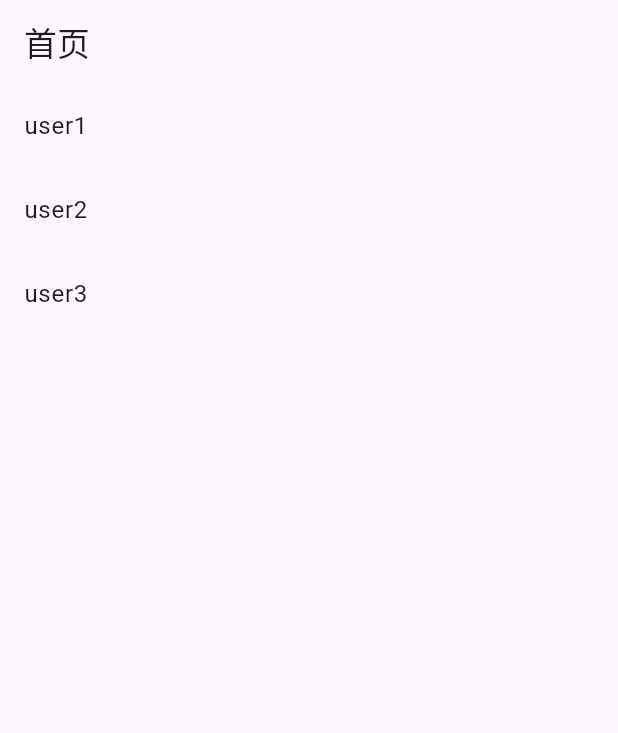
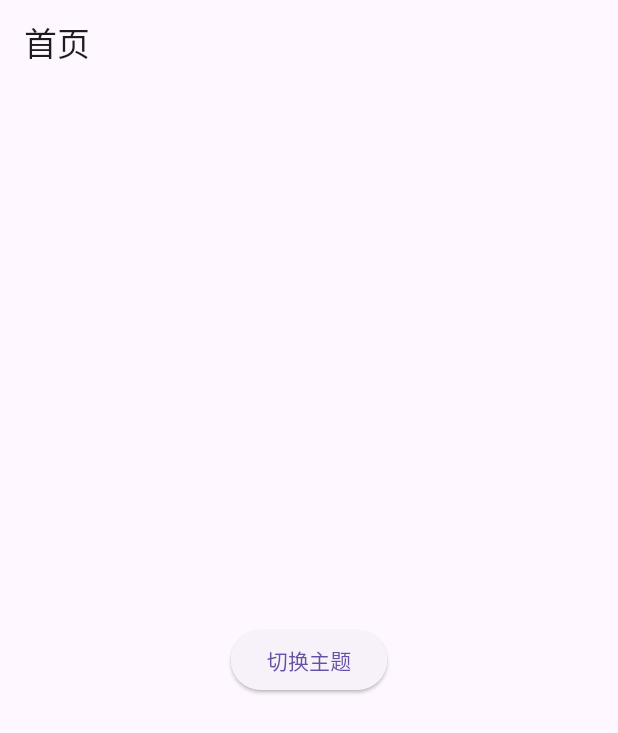
Before and after one commit to levi-li-yi/cart_robot, a Flutter app: the screen it shows after launch, on a phone screen of 412 x 824 dp. Shown: the top 733 px of the screen. Run offline on Flutter 3.47's test engine with Material 3 defaults, Android fonts, the light colour scheme and no system bars; our stand-ins replace bloc, flutter_bloc, go_router, logger, sqflite, sqflite_common_ffi; accounts and stored records are empty; generated files the repository leaves out were written again.

Commit message:
主题切换

```diff
--- a/lib/bloc/setting/setting_bloc.dart
+++ b/lib/bloc/setting/setting_bloc.dart
@@ -4,12 +4,28 @@
  * @description:
  */
 import 'package:bloc/bloc.dart';
-import 'package:meta/meta.dart';
-import 'package:equatable/equatable.dart';
+import 'package:cart/sqflite/repository/setting_repository.dart';
 
 part 'setting_event.dart';
 part 'setting_state.dart';
 
-// class SettingBloc extends Bloc<SettingEvent, SettingState> {
+class SettingBloc extends Bloc<SettingEvent, SettingState> {
+  final SettingRepository settingRepository;
 
-// }
+  SettingBloc(this.settingRepository) : super(SettingState(theme: 'light')) {
+    // 主题切换
+    on<ThemeChangedEvent>((event, emit) async {
+      await settingRepository.set('theme', event.theme);
+      emit(SettingState(theme: event.theme));
+    });
+
+    _init();
+  }
+
+  // 初始化
+  void _init() async {
+    await settingRepository.loadSetting();
+    String currentTheme = settingRepository.get('theme') ?? 'light';
+    add(ThemeChangedEvent(theme: currentTheme));
+  }
+}
--- a/lib/bloc/setting/setting_state.dart
+++ b/lib/bloc/setting/setting_state.dart
@@ -1,9 +1,12 @@
+/*
+ * @Author: Levi Li
+ * @Date: 2024-03-15 10:15:20
+ * @description:
+ */
 part of 'setting_bloc.dart';
 
-@immutable
-abstract class SettingState extends Equatable {
-  const SettingState();
+class SettingState {
+  final String theme;
 
-  @override
-  List<Object?> get props => [];
+  SettingState({required this.theme});
 }
--- a/lib/bloc/user/user_bloc.dart
+++ b/lib/bloc/user/user_bloc.dart
@@ -4,10 +4,7 @@
  * @description:
  */
 import 'package:bloc/bloc.dart';
-import 'package:flutter/rendering.dart';
-import 'package:meta/meta.dart';
 
-import 'package:cart/sqflite/model/user_model.dart';
 import 'package:cart/sqflite/repository/user_repository.dart';
 import 'package:cart/service/user_service.dart';
 import 'package:cart/bloc/base_state.dart';
--- a/lib/helper/database.dart
+++ b/lib/helper/database.dart
@@ -24,7 +24,7 @@ void onCreateDatabase(db, version) async {
   await db.execute(
     "CREATE TABLE user (id INTEGER PRIMARY KEY AUTOINCREMENT, name TEXT, age INTEGER, gender TEXT)",
   );
-  // 创建一个设置表
+  // 创建一个设置表(key, value结构)
   await db.execute(
     "CREATE TABLE setting (`key` TEXT NOT NULL PRIMARY KEY, `value` TEXT NOT NULL)",
   );
--- a/lib/main.dart
+++ b/lib/main.dart
@@ -23,6 +23,9 @@ import 'package:cart/helper/env.dart';
 import 'package:cart/bloc/user/user_bloc.dart';
 import 'package:cart/sqflite/repository/user_repository.dart';
 import 'package:cart/service/user_service.dart';
+// setting bloc、repository
+import 'package:cart/bloc/setting/setting_bloc.dart';
+import 'package:cart/sqflite/repository/setting_repository.dart';
 
 void main() async {
   WidgetsFlutterBinding.ensureInitialized();
@@ -61,11 +64,18 @@ void main() async {
     ),
   );
 
+  // 设置状态与持久化
+  final SettingRepository settingRepository = SettingRepository(db);
+  final SettingBloc settingBloc = SettingBloc(settingRepository);
+  // 用户状态与持久化
   final UserRepository userRepository = UserRepository(db);
   final UserService userService = UserService();
 
   runApp(MultiBlocProvider(
     providers: [
+      BlocProvider<SettingBloc>(
+        create: (BuildContext context) => SettingBloc(settingRepository),
+      ),
       BlocProvider<UserBloc>(
         create: (BuildContext context) => UserBloc(userService, userRepository),
       ),
@@ -87,11 +97,12 @@ class MyApp extends StatelessWidget {
   const MyApp({super.key});
   @override
   Widget build(BuildContext context) {
+    return BlocBuilder<SettingBloc, SettingState>(
+      builder: (context, state) {
         return MaterialApp.router(
-      theme: ThemeData(
-        colorScheme: ColorScheme.fromSeed(seedColor: Colors.deepPurple),
-        useMaterial3: true,
-      ),
+          theme: ThemeData.light(),
+          darkTheme: ThemeData.dark(),
+          themeMode: state.theme == 'dark' ? ThemeMode.dark : ThemeMode.light,
           localizationsDelegates: const [
             // 指定本地化的字符串和一些其他的值
             GlobalMaterialLocalizations.delegate,
@@ -108,5 +119,7 @@ class MyApp extends StatelessWidget {
           title: 'Cart Robot',
           routerConfig: _router,
         );
+      },
+    );
   }
 }
--- a/lib/screens/home_screen.dart
+++ b/lib/screens/home_screen.dart
@@ -3,6 +3,7 @@
  * @Date: 2024-03-13 11:08:52
  * @description:
  */
+import 'package:cart/bloc/setting/setting_bloc.dart';
 import 'package:flutter/material.dart';
 import 'package:flutter_gen/gen_l10n/app_localizations.dart';
 import 'package:go_router/go_router.dart';
@@ -45,15 +46,23 @@ class _HomePageState extends State<HomePage> {
         title: Text(widget.title),
       ),
       body: Center(
-        child: BlocConsumer<UserBloc, UserState>(
-          listener: _listener,
-          builder: (context, state) {
-            return ListView.builder(
-              itemCount: state.dataList!.length,
-              itemBuilder: (context, index) {
-                return ListTile(title: Text(state.dataList![index].name));
-              },
-            );
+        // child: BlocConsumer<UserBloc, UserState>(
+        //   listener: _listener,
+        //   builder: (context, state) {
+        //     return ListView.builder(
+        //       itemCount: state.dataList!.length,
+        //       itemBuilder: (context, index) {
+        //         return ListTile(title: Text(state.dataList![index].name));
+        //       },
+        //     );
+        //   },
+        // ),
+        child: ElevatedButton(
+          child: const Text('切换主题'),
+          onPressed: () {
+            final currentTheme = context.read<SettingBloc>().state.theme;
+            context.read<SettingBloc>().add(ThemeChangedEvent(
+                theme: currentTheme == 'light' ? 'dark' : 'light'));
           },
         ),
       ),
--- a/lib/sqflite/model/setting_model.dart
+++ b/lib/sqflite/model/setting_model.dart
@@ -7,14 +7,16 @@
 class Setting {
   final String? version;
   final String? locale;
+  final String? theme;
 
-  Setting({this.version, this.locale});
+  Setting({this.version, this.locale, this.theme});
 
   // toJson
   Map<String, dynamic> toJson() {
     return {
       'version': version,
       'locale': locale,
+      'theme': theme,
     };
   }
 
@@ -23,6 +25,7 @@ class Setting {
     return Setting(
       version: json['version'],
       locale: json['locale'],
+      theme: json['theme'],
     );
   }
 }
```
Also changed, not shown: lib/bloc/setting/setting_event.dart (+5 -28 lines), lib/sqflite/repository/setting_repository.dart (+7 -1 lines). Lines whose indentation alone changed are shown as unchanged.
